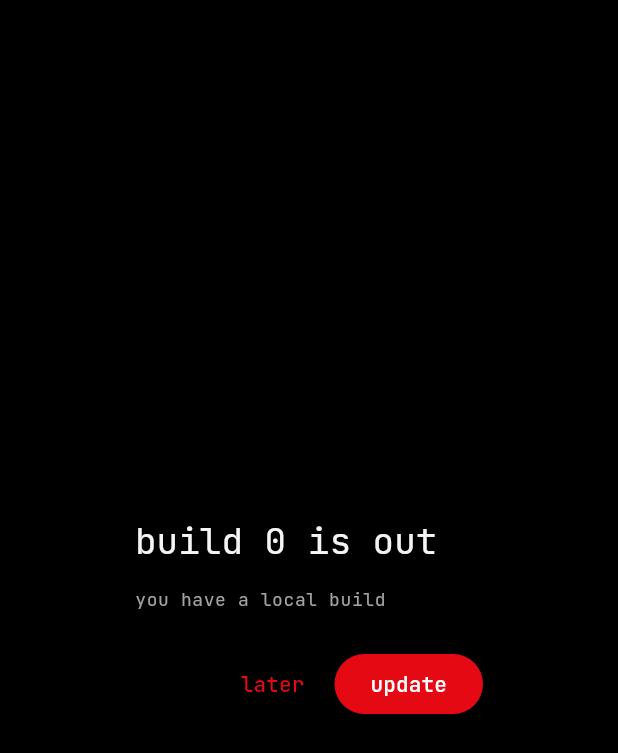
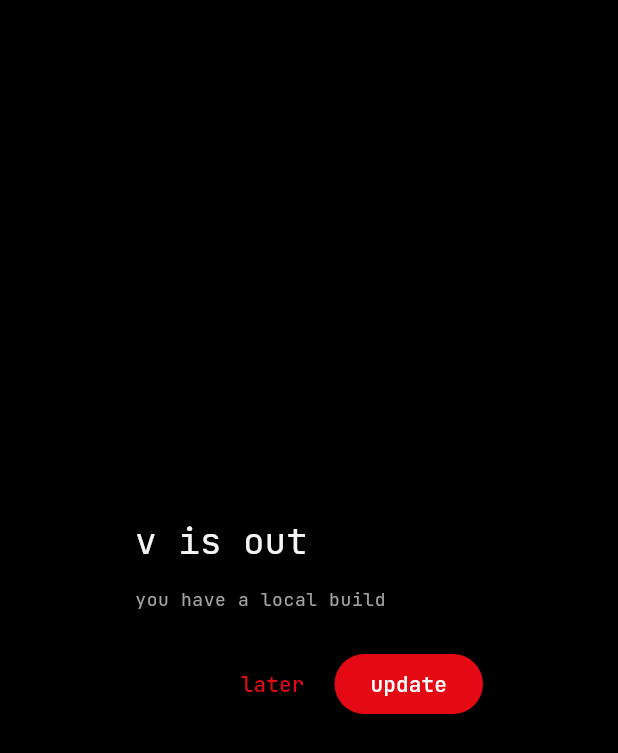
Before and after one commit to ruck-syu/Anigen, a Flutter app: the _UpdateDialog widget shown alone on an empty page, opened directly with empty values, on a phone screen of 412 x 824 dp. Shown: the top 753 px of the screen. Run offline on Flutter 3.47's test engine with Material 3 defaults, Android fonts, the light colour scheme and no system bars; our stand-ins replace flutter_secure_storage, google_fonts, shared_preferences; missing offline and left inert: flutter_web_auth_2, media_kit, media_kit_video; accounts and stored records are empty; network calls fail.

Commit message:
Switch Android releases to semantic versioning
- Generate versioned tags and APK names from the pubspec series
- Compare app updates by semantic version and show versions in settings
- Share the release signing key across Android build types

```diff
--- a/lib/screens/settings_screen.dart
+++ b/lib/screens/settings_screen.dart
@@ -48,7 +48,7 @@ class _SettingsScreenState extends State<SettingsScreen> {
     }
     if (!mounted) return;
     setState(() => _isCheckingApp = false);
-    if (release == null || release.build <= AppUpdate.currentBuild) {
+    if (release == null || !AppUpdate.isNewer(release)) {
       ScaffoldMessenger.of(context).showSnackBar(
         SnackBar(
           content: Text(
@@ -56,7 +56,7 @@ class _SettingsScreenState extends State<SettingsScreen> {
                 ? 'couldn\'t check for updates: $error'
                 : release == null
                 ? 'no releases yet'
-                : 'you\'re on the latest build',
+                : 'you\'re on the latest version',
           ),
         ),
       );
@@ -172,8 +172,8 @@ class _SettingsScreenState extends State<SettingsScreen> {
                     leading: const Icon(Icons.new_releases_outlined),
                     title: const Text('app version'),
                     subtitle: Text(
-                      AppUpdate.currentBuild > 0
-                          ? 'build ${AppUpdate.currentBuild}'
+                      AppUpdate.currentVersion.isNotEmpty
+                          ? 'v${AppUpdate.currentVersion}'
                           : 'local build',
                     ),
                     trailing: _isCheckingApp
@@ -252,7 +252,7 @@ class _UpdateDialogState extends State<_UpdateDialog> {
     final release = widget.release;
     final sizeMb = release.apkSize / (1024 * 1024);
     return AlertDialog(
-      title: Text('build ${release.build} is out'),
+      title: Text('v${release.version} is out'),
       content: ConstrainedBox(
         constraints: const BoxConstraints(maxWidth: 480, maxHeight: 360),
         child: SingleChildScrollView(
@@ -261,8 +261,8 @@ class _UpdateDialogState extends State<_UpdateDialog> {
             mainAxisSize: MainAxisSize.min,
             children: [
               Text(
-                AppUpdate.currentBuild > 0
-                    ? 'you have build ${AppUpdate.currentBuild}'
+                AppUpdate.currentVersion.isNotEmpty
+                    ? 'you have v${AppUpdate.currentVersion}'
                     : 'you have a local build',
                 style: theme.textTheme.bodySmall?.copyWith(
                   color: theme.colorScheme.onSurfaceVariant,
--- a/lib/services/app_update.dart
+++ b/lib/services/app_update.dart
@@ -5,16 +5,17 @@ import 'package:flutter/services.dart';
 import 'package:http/http.dart' as http;
 import 'package:path_provider/path_provider.dart';
 
-/// A build published by the Android workflow as a GitHub release.
+/// A version published by the Android workflow as a GitHub release.
 class AppRelease {
-  final int build;
+  /// Like 1.6.2, from the v1.6.2 tag.
+  final String version;
   final String name;
   final String notes;
   final String apkUrl;
   final int apkSize;
 
   const AppRelease({
-    required this.build,
+    required this.version,
     required this.name,
     required this.notes,
     required this.apkUrl,
@@ -29,9 +30,29 @@ class AppUpdate {
       'https://api.github.com/repos/ruck-syu/Anigen/releases/latest';
   static const _channel = MethodChannel('anigen/update');
 
-  /// The CI run that built this app, from `--dart-define=BUILD_NUMBER`.
-  /// 0 for local builds.
-  static const currentBuild = int.fromEnvironment('BUILD_NUMBER');
+  /// This app's version, from `--dart-define=APP_VERSION`. Empty for local
+  /// builds.
+  static const currentVersion = String.fromEnvironment('APP_VERSION');
+
+  /// Whether [release] is newer than this app. Local builds take any release.
+  static bool isNewer(AppRelease release) {
+    final current = _parse(currentVersion);
+    if (current == null) return true;
+    final latest = _parse(release.version)!;
+    for (var i = 0; i < 3; i++) {
+      if (latest[i] != current[i]) return latest[i] > current[i];
+    }
+    return false;
+  }
+
+  static final _versionPattern = RegExp(r'^v?(\d+)\.(\d+)(?:\.(\d+))?$');
+
+  /// [major, minor, patch], or null if [version] isn't one.
+  static List<int>? _parse(String version) {
+    final match = _versionPattern.firstMatch(version);
+    if (match == null) return null;
+    return [for (var i = 1; i <= 3; i++) int.parse(match.group(i) ?? '0')];
+  }
 
   static bool get isSupported => Platform.isAndroid;
 
@@ -66,11 +87,10 @@ class AppUpdate {
       throw Exception('github answered ${response.statusCode}');
     }
     final json = jsonDecode(response.body) as Map<String, dynamic>;
-    // Tags look like build-42; older hand-made releases don't count
-    final match = RegExp(
-      r'^build-(\d+)$',
-    ).firstMatch(json['tag_name'] as String? ?? '');
-    if (match == null) return null;
+    // Tags look like v1.6.2; anything else isn't a release we can compare
+    final tag = json['tag_name'] as String? ?? '';
+    final version = _parse(tag);
+    if (version == null) return null;
 
     final abi = await _channel.invokeMethod<String>('abi') ?? 'arm64-v8a';
     final assets = [
@@ -85,8 +105,8 @@ class AppUpdate {
     if (apk == null) return null;
 
     return AppRelease(
-      build: int.parse(match.group(1)!),
-      name: json['name'] as String? ?? match.group(0)!,
+      version: version.join('.'),
+      name: json['name'] as String? ?? tag,
       notes: (json['body'] as String? ?? '').trim(),
       apkUrl: apk['browser_download_url'] as String,
       apkSize: apk['size'] as int? ?? 0,
--- a/pubspec.yaml
+++ b/pubspec.yaml
@@ -16,7 +16,7 @@ publish_to: 'none' # Remove this line if you wish to publish to pub.dev
 # https://developer.apple.com/library/archive/documentation/General/Reference/InfoPlistKeyReference/Articles/CoreFoundationKeys.html
 # In Windows, build-name is used as the major, minor, and patch parts
 # of the product and file versions while build-number is used as the build suffix.
-version: 1.0.0+1
+version: 1.6.0+1
 
 environment:
   sdk: ^3.10.7
```
Also changed, not shown: 2 other files.
